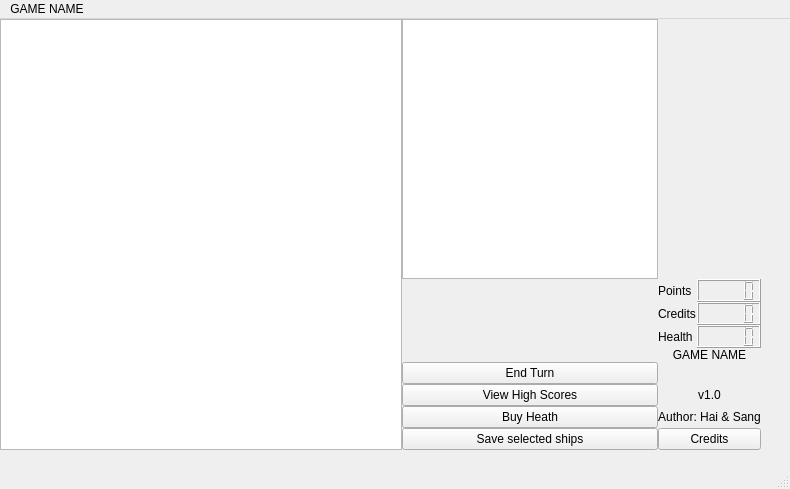
The window that GalaxyGame/Student/mainwindow.ui (jarvisluong/GalaxyGame) describes before a commit, drawn with Qt 5.
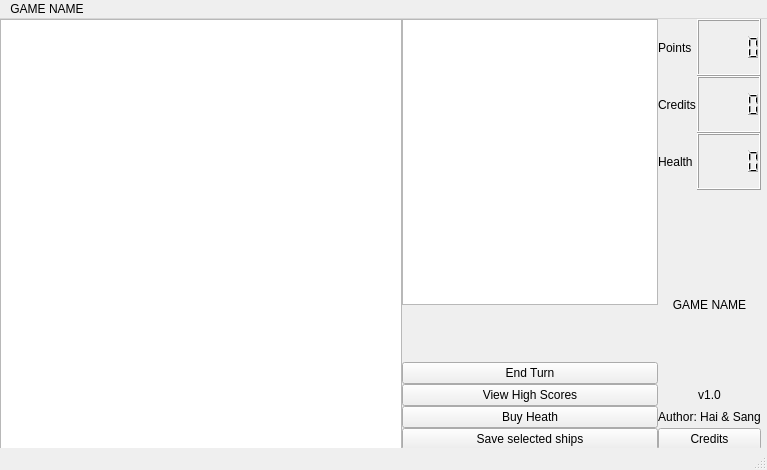
The same window after the commit.

Commit message: fix layout for the new list widget

Diff of the .ui file:
```diff
--- a/GalaxyGame/Student/mainwindow.ui
+++ b/GalaxyGame/Student/mainwindow.ui
@@ -6,8 +6,8 @@
    <rect>
     <x>0</x>
     <y>0</y>
-    <width>790</width>
-    <height>489</height>
+    <width>767</width>
+    <height>470</height>
    </rect>
   </property>
   <property name="windowTitle">
@@ -27,12 +27,6 @@
      <property name="spacing">
       <number>0</number>
      </property>
-     <item row="3" column="3">
-      <widget class="QLCDNumber" name="healthLCDNumber"/>
-     </item>
-     <item row="1" column="3">
-      <widget class="QLCDNumber" name="pointLCDNumber"/>
-     </item>
      <item row="6" column="1">
       <widget class="QPushButton" name="endTurnBtn">
        <property name="text">
@@ -70,9 +64,6 @@
        </property>
       </widget>
      </item>
-     <item row="2" column="3">
-      <widget class="QLCDNumber" name="creditLCDNumber"/>
-     </item>
      <item row="9" column="1">
       <widget class="QPushButton" name="saveSelectedShipsBtn">
        <property name="text">
@@ -97,13 +88,6 @@
        </property>
       </widget>
      </item>
-     <item row="2" column="2">
-      <widget class="QLabel" name="creditLabel">
-       <property name="text">
-        <string>Credits</string>
-       </property>
-      </widget>
-     </item>
      <item row="7" column="1">
       <widget class="QPushButton" name="highScoreBtn">
        <property name="text">
@@ -112,20 +96,36 @@
       </widget>
      </item>
      <item row="1" column="2">
+      <widget class="QLabel" name="creditLabel">
+       <property name="text">
+        <string>Credits</string>
+       </property>
+      </widget>
+     </item>
+     <item row="0" column="3">
+      <widget class="QLCDNumber" name="pointLCDNumber"/>
+     </item>
+     <item row="0" column="2">
       <widget class="QLabel" name="pointLabel">
        <property name="text">
         <string>Points</string>
        </property>
       </widget>
      </item>
-     <item row="3" column="2">
+     <item row="2" column="2">
       <widget class="QLabel" name="healthLabel">
        <property name="text">
         <string>Health</string>
        </property>
       </widget>
      </item>
-     <item row="0" column="1">
+     <item row="1" column="3">
+      <widget class="QLCDNumber" name="creditLCDNumber"/>
+     </item>
+     <item row="2" column="3">
+      <widget class="QLCDNumber" name="healthLCDNumber"/>
+     </item>
+     <item row="0" column="1" rowspan="5">
       <widget class="QListWidget" name="shipListWidget"/>
      </item>
     </layout>
@@ -136,7 +136,7 @@
     <rect>
      <x>0</x>
      <y>0</y>
-     <width>790</width>
+     <width>767</width>
      <height>22</height>
     </rect>
    </property>
```
